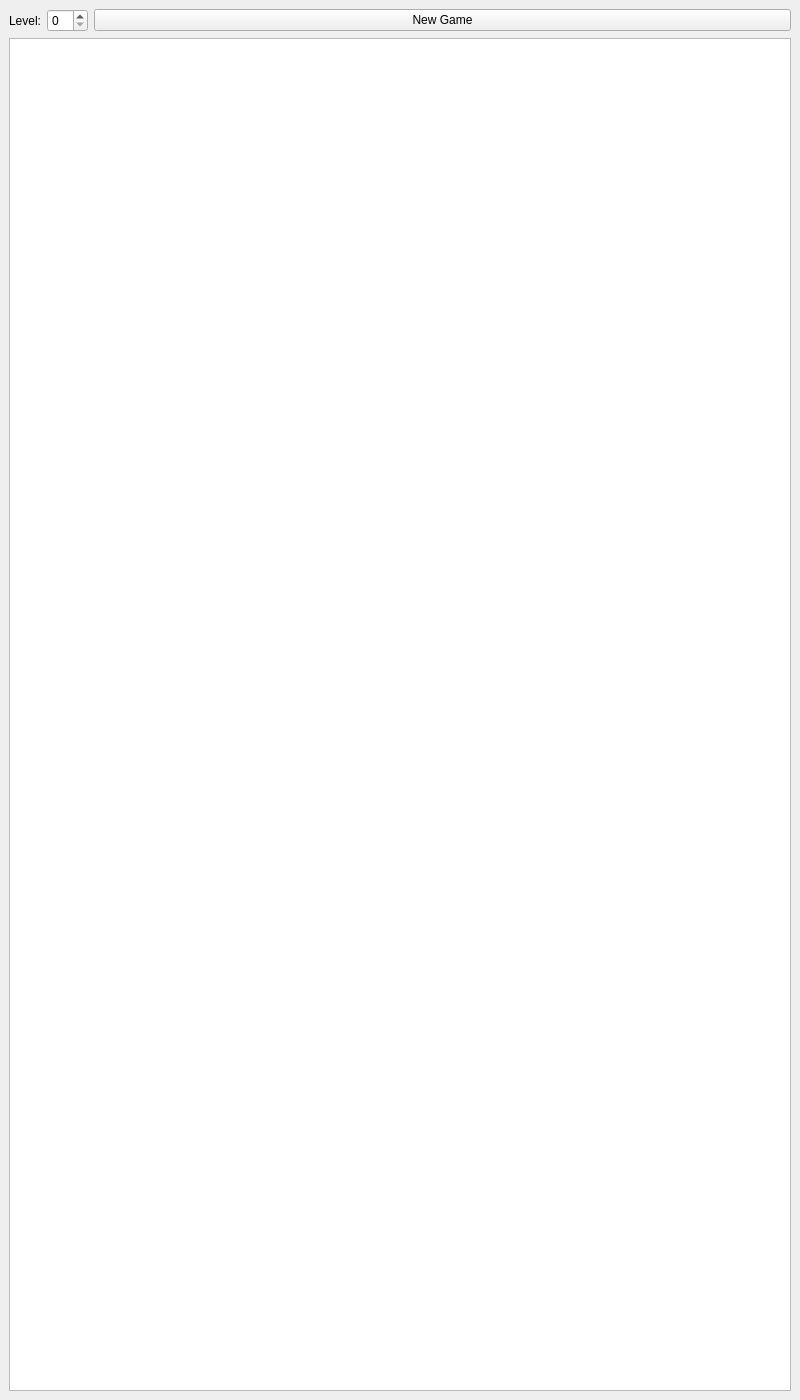
First picture: the form in MainWindowUI.ui, repository Jonnnnh/Digital_Grasshopper, before the edit.
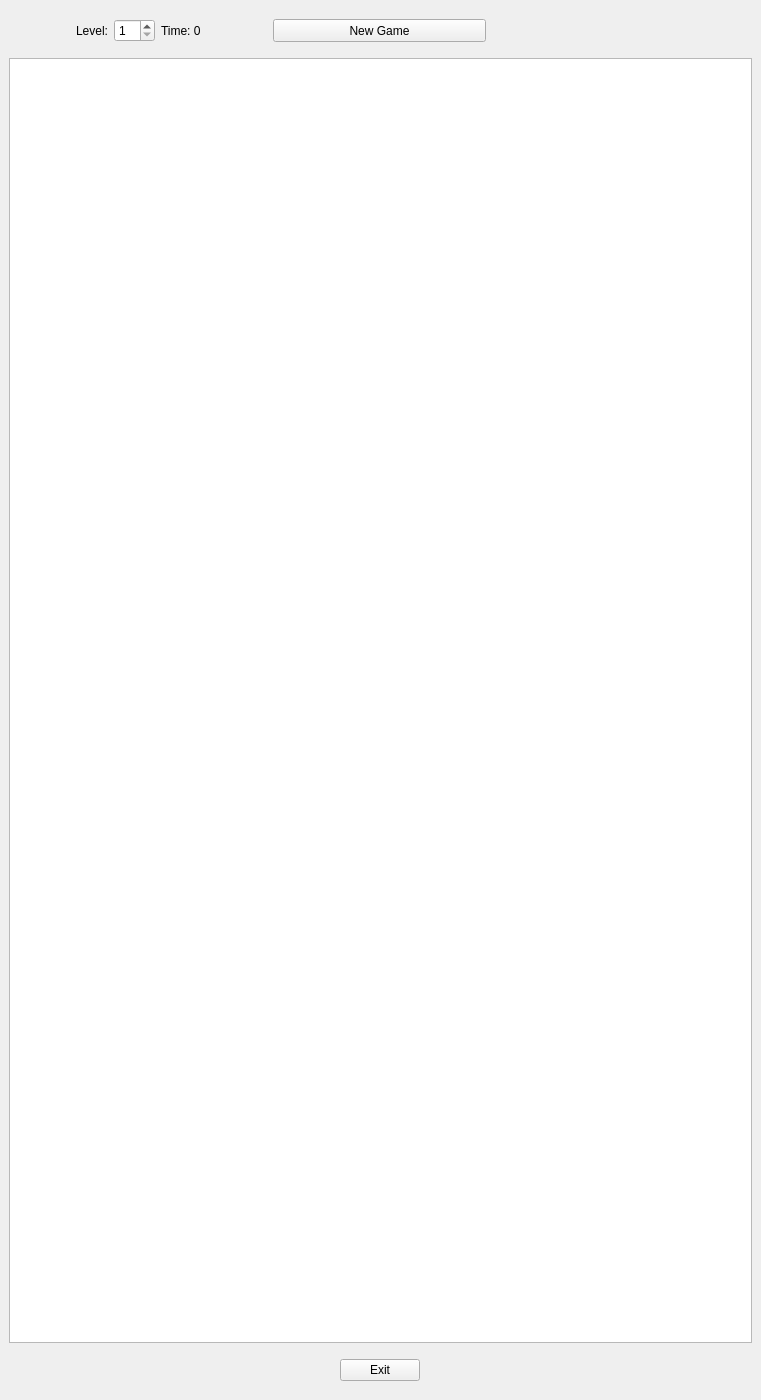
Second picture: the form after the edit.

Commit message: fixed bug with levels, changed tabelView

```diff
--- a/MainWindowUI.ui
+++ b/MainWindowUI.ui
@@ -6,61 +6,73 @@
    <rect>
     <x>0</x>
     <y>0</y>
-    <width>800</width>
+    <width>761</width>
     <height>1400</height>
    </rect>
   </property>
+  <property name="sizePolicy">
+   <sizepolicy hsizetype="Preferred" vsizetype="Preferred">
+    <horstretch>0</horstretch>
+    <verstretch>0</verstretch>
+   </sizepolicy>
+  </property>
+  <property name="mouseTracking">
+   <bool>false</bool>
+  </property>
+  <property name="focusPolicy">
+   <enum>Qt::ClickFocus</enum>
+  </property>
   <property name="windowTitle">
    <string>MainWindow</string>
   </property>
+  <property name="layoutDirection">
+   <enum>Qt::LeftToRight</enum>
+  </property>
+  <property name="autoFillBackground">
+   <bool>false</bool>
+  </property>
+  <property name="dockNestingEnabled">
+   <bool>false</bool>
+  </property>
+  <property name="unifiedTitleAndToolBarOnMac">
+   <bool>false</bool>
+  </property>
   <widget class="QWidget" name="centralwidget">
    <layout class="QGridLayout" name="gridLayout">
-    <item row="0" column="1">
-     <widget class="QSpinBox" name="spinBox">
-      <property name="sizePolicy">
-       <sizepolicy hsizetype="Fixed" vsizetype="Fixed">
-        <horstretch>0</horstretch>
-        <verstretch>0</verstretch>
-       </sizepolicy>
+    <item row="5" column="0" colspan="6">
+     <spacer name="horizontalSpacer_2">
+      <property name="orientation">
+       <enum>Qt::Horizontal</enum>
       </property>
-     </widget>
-    </item>
-    <item row="0" column="0">
-     <widget class="QLabel" name="label">
-      <property name="sizePolicy">
-       <sizepolicy hsizetype="Fixed" vsizetype="Preferred">
-        <horstretch>0</horstretch>
-        <verstretch>0</verstretch>
-       </sizepolicy>
+      <property name="sizeHint" stdset="0">
+       <size>
+        <width>40</width>
+        <height>20</height>
+       </size>
       </property>
-      <property name="text">
-       <string>Level:</string>
-      </property>
-     </widget>
+     </spacer>
     </item>
-    <item row="0" column="2">
-     <widget class="QPushButton" name="pushButton">
-      <property name="sizePolicy">
-       <sizepolicy hsizetype="MinimumExpanding" vsizetype="Fixed">
-        <horstretch>0</horstretch>
-        <verstretch>0</verstretch>
-       </sizepolicy>
+    <item row="5" column="7" colspan="5">
+     <spacer name="horizontalSpacer">
+      <property name="orientation">
+       <enum>Qt::Horizontal</enum>
       </property>
-      <property name="focusPolicy">
-       <enum>Qt::StrongFocus</enum>
+      <property name="sizeHint" stdset="0">
+       <size>
+        <width>40</width>
+        <height>20</height>
+       </size>
       </property>
-      <property name="statusTip">
-       <string notr="true"/>
-      </property>
-      <property name="layoutDirection">
-       <enum>Qt::RightToLeft</enum>
-      </property>
+     </spacer>
+    </item>
+    <item row="5" column="6">
+     <widget class="QPushButton" name="pushButton_2">
       <property name="text">
-       <string>New Game</string>
+       <string>Exit</string>
       </property>
      </widget>
     </item>
-    <item row="1" column="0" colspan="3">
+    <item row="3" column="0" colspan="12">
      <widget class="QTableView" name="tableView">
       <property name="sizePolicy">
        <sizepolicy hsizetype="Expanding" vsizetype="Expanding">
@@ -68,8 +80,176 @@
         <verstretch>50</verstretch>
        </sizepolicy>
       </property>
+      <attribute name="horizontalHeaderVisible">
+       <bool>false</bool>
+      </attribute>
+      <attribute name="horizontalHeaderCascadingSectionResizes">
+       <bool>false</bool>
+      </attribute>
+      <attribute name="verticalHeaderVisible">
+       <bool>false</bool>
+      </attribute>
      </widget>
     </item>
+    <item row="2" column="6">
+     <spacer name="verticalSpacer">
+      <property name="orientation">
+       <enum>Qt::Vertical</enum>
+      </property>
+      <property name="sizeHint" stdset="0">
+       <size>
+        <width>20</width>
+        <height>10</height>
+       </size>
+      </property>
+     </spacer>
+    </item>
+    <item row="1" column="1">
+     <widget class="QLabel" name="label">
+      <property name="sizePolicy">
+       <sizepolicy hsizetype="Fixed" vsizetype="Preferred">
+        <horstretch>0</horstretch>
+        <verstretch>0</verstretch>
+       </sizepolicy>
+      </property>
+      <property name="text">
+       <string>Level:</string>
+      </property>
+     </widget>
+    </item>
+    <item row="6" column="6">
+     <spacer name="verticalSpacer_2">
+      <property name="orientation">
+       <enum>Qt::Vertical</enum>
+      </property>
+      <property name="sizeHint" stdset="0">
+       <size>
+        <width>20</width>
+        <height>10</height>
+       </size>
+      </property>
+     </spacer>
+    </item>
+    <item row="1" column="5" colspan="3">
+     <layout class="QHBoxLayout" name="horizontalLayout_5">
+      <item>
+       <widget class="QPushButton" name="pushButton">
+        <property name="sizePolicy">
+         <sizepolicy hsizetype="Fixed" vsizetype="Fixed">
+          <horstretch>0</horstretch>
+          <verstretch>0</verstretch>
+         </sizepolicy>
+        </property>
+        <property name="maximumSize">
+         <size>
+          <width>500</width>
+          <height>500</height>
+         </size>
+        </property>
+        <property name="sizeIncrement">
+         <size>
+          <width>0</width>
+          <height>0</height>
+         </size>
+        </property>
+        <property name="baseSize">
+         <size>
+          <width>50</width>
+          <height>0</height>
+         </size>
+        </property>
+        <property name="focusPolicy">
+         <enum>Qt::NoFocus</enum>
+        </property>
+        <property name="contextMenuPolicy">
+         <enum>Qt::ActionsContextMenu</enum>
+        </property>
+        <property name="statusTip">
+         <string notr="true"/>
+        </property>
+        <property name="layoutDirection">
+         <enum>Qt::RightToLeft</enum>
+        </property>
+        <property name="autoFillBackground">
+         <bool>false</bool>
+        </property>
+        <property name="text">
+         <string>New Game</string>
+        </property>
+        <property name="iconSize">
+         <size>
+          <width>10</width>
+          <height>10</height>
+         </size>
+        </property>
+        <property name="checkable">
+         <bool>false</bool>
+        </property>
+        <property name="autoRepeat">
+         <bool>false</bool>
+        </property>
+        <property name="autoDefault">
+         <bool>false</bool>
+        </property>
+       </widget>
+      </item>
+     </layout>
+    </item>
+    <item row="1" column="2">
+     <widget class="QSpinBox" name="spinBox">
+      <property name="sizePolicy">
+       <sizepolicy hsizetype="Fixed" vsizetype="Fixed">
+        <horstretch>0</horstretch>
+        <verstretch>0</verstretch>
+       </sizepolicy>
+      </property>
+      <property name="minimum">
+       <number>1</number>
+      </property>
+     </widget>
+    </item>
+    <item row="4" column="6">
+     <spacer name="verticalSpacer_3">
+      <property name="orientation">
+       <enum>Qt::Vertical</enum>
+      </property>
+      <property name="sizeHint" stdset="0">
+       <size>
+        <width>20</width>
+        <height>10</height>
+       </size>
+      </property>
+     </spacer>
+    </item>
+    <item row="1" column="3">
+     <widget class="QLabel" name="label_2">
+      <property name="enabled">
+       <bool>true</bool>
+      </property>
+      <property name="sizePolicy">
+       <sizepolicy hsizetype="Fixed" vsizetype="Preferred">
+        <horstretch>0</horstretch>
+        <verstretch>0</verstretch>
+       </sizepolicy>
+      </property>
+      <property name="text">
+       <string>Time: 0</string>
+      </property>
+     </widget>
+    </item>
+    <item row="0" column="6">
+     <spacer name="verticalSpacer_4">
+      <property name="orientation">
+       <enum>Qt::Vertical</enum>
+      </property>
+      <property name="sizeHint" stdset="0">
+       <size>
+        <width>20</width>
+        <height>10</height>
+       </size>
+      </property>
+     </spacer>
+    </item>
    </layout>
   </widget>
  </widget>
```
The commit also changes 4 other files.
